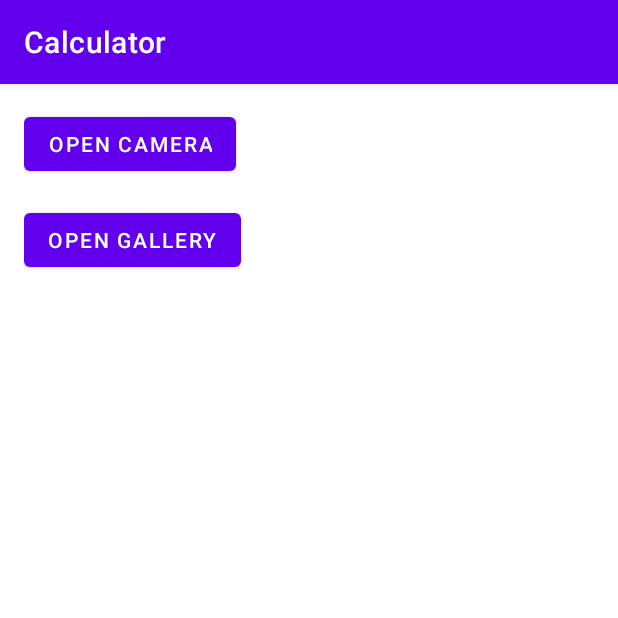
After one commit to wlsgk5535/capstone, an Android app: the GalleryActivity screen opened directly, with no data from a screen before it, on a phone screen of 412 x 824 dp, the top half of it. The commit adds this screen. Run offline under Robolectric (Android 15) with nearby library versions, the phone set to English and light mode, and no system bars; our stand-ins replace Firebase (no records; nobody signed in at launch, a user with empty details on screens opened directly).

Commit message:
gender&gallery activity

```diff
--- /dev/null
+++ b/app/src/main/java/com/example/calculator/GalleryActivity.java
@@ -0,0 +1,147 @@
+package com.example.calculator;
+
+import androidx.appcompat.app.AppCompatActivity;
+import android.widget.ImageView;
+import android.widget.Button;
+import android.provider.MediaStore;
+import android.content.Intent;
+import android.Manifest;
+import android.content.Intent;
+import android.content.pm.PackageManager;
+import android.graphics.Bitmap;
+import android.net.Uri;
+import android.os.Bundle;
+import android.provider.MediaStore;
+import android.widget.Button;
+import android.widget.ImageView;
+import androidx.activity.result.ActivityResultLauncher;
+import androidx.activity.result.contract.ActivityResultContracts;
+import androidx.annotation.NonNull;
+import androidx.appcompat.app.AppCompatActivity;
+import androidx.core.app.ActivityCompat;
+import androidx.core.content.ContextCompat;
+
+
+import android.os.Bundle;
+
+import com.google.firebase.Firebase;
+import com.google.firebase.storage.FirebaseStorage;
+import com.google.firebase.storage.StorageReference;
+import java.io.File;
+import java.io.IOException;
+// Firebase Storage 관련 import
+
+import com.google.firebase.storage.FileDownloadTask;
+import com.google.android.gms.tasks.OnSuccessListener;
+import com.google.android.gms.tasks.OnFailureListener;
+import android.util.Log;
+public class GalleryActivity extends AppCompatActivity {
+
+    private static final int PERMISSIONS_REQUEST_CODE = 1003;
+    private ImageView imageView;
+
+    // ActivityResultLauncher for Camera and Gallery
+    private ActivityResultLauncher<Intent> cameraLauncher;
+    private ActivityResultLauncher<Intent> galleryLauncher;
+
+    @Override
+    protected void onCreate(Bundle savedInstanceState) {
+        super.onCreate(savedInstanceState);
+        setContentView(R.layout.activity_gallery_acttivity);
+
+        // ImageView and Buttons
+        imageView = findViewById(R.id.imageView);
+        Button cameraButton = findViewById(R.id.button_camera);
+        Button galleryButton = findViewById(R.id.button_gallery);
+
+        // Initialize ActivityResultLaunchers
+        setupActivityResultLaunchers();
+
+        // Set up Camera button listener
+        cameraButton.setOnClickListener(v -> {
+            if (checkPermissions()) {
+                openCamera();
+            } else {
+                requestPermissions();
+            }
+        });
+
+        // Set up Gallery button listener
+        galleryButton.setOnClickListener(v -> {
+            if (checkPermissions()) {
+                openGallery();
+            } else {
+                requestPermissions();
+            }
+        });
+    }
+
+    // Initialize ActivityResultLaunchers
+    private void setupActivityResultLaunchers() {
+        cameraLauncher = registerForActivityResult(
+                new ActivityResultContracts.StartActivityForResult(),
+                result -> {
+                    if (result.getResultCode() == RESULT_OK && result.getData() != null) {
+                        Bundle extras = result.getData().getExtras();
+                        Bitmap imageBitmap = (Bitmap) extras.get("data");
+                        imageView.setImageBitmap(imageBitmap);  // Show captured image
+                    }
+                }
+        );
+
+        galleryLauncher = registerForActivityResult(
+                new ActivityResultContracts.StartActivityForResult(),
+                result -> {
+                    if (result.getResultCode() == RESULT_OK && result.getData() != null) {
+                        Uri selectedImage = result.getData().getData();
+                        imageView.setImageURI(selectedImage);  // Show selected image from gallery
+                    }
+                }
+        );
+    }
+
+    // Open Camera
+    private void openCamera() {
+        Intent cameraIntent = new Intent(MediaStore.ACTION_IMAGE_CAPTURE);
+        if (cameraIntent.resolveActivity(getPackageManager()) != null) {
+            cameraLauncher.launch(cameraIntent);
+        }
+    }
+
+    // Open Gallery
+    private void openGallery() {
+        Intent galleryIntent = new Intent(Intent.ACTION_PICK, MediaStore.Images.Media.EXTERNAL_CONTENT_URI);
+        galleryLauncher.launch(galleryIntent);
+    }
+
+    // Check Permissions
+    private boolean checkPermissions() {
+        return ContextCompat.checkSelfPermission(this, Manifest.permission.CAMERA) == PackageManager.PERMISSION_GRANTED &&
+                ContextCompat.checkSelfPermission(this, Manifest.permission.READ_EXTERNAL_STORAGE) == PackageManager.PERMISSION_GRANTED &&
+                ContextCompat.checkSelfPermission(this, Manifest.permission.WRITE_EXTERNAL_STORAGE) == PackageManager.PERMISSION_GRANTED;
+    }
+
+    // Request Permissions
+    private void requestPermissions() {
+        ActivityCompat.requestPermissions(this,
+                new String[]{Manifest.permission.CAMERA, Manifest.permission.READ_EXTERNAL_STORAGE, Manifest.permission.WRITE_EXTERNAL_STORAGE},
+                PERMISSIONS_REQUEST_CODE);
+    }
+
+    // Handle the permission request result
+    @Override
+    public void onRequestPermissionsResult(int requestCode, @NonNull String[] permissions, @NonNull int[] grantResults) {
+        super.onRequestPermissionsResult(requestCode, permissions, grantResults);
+        if (requestCode == PERMISSIONS_REQUEST_CODE) {
+            if (grantResults.length > 0 && grantResults[0] == PackageManager.PERMISSION_GRANTED) {
+                // Permission granted
+            } else {
+                // Permission denied, handle accordingly
+            }
+        }
+    }
+
+
+
+
+}
--- /dev/null
+++ b/app/src/main/res/layout/activity_gallery_acttivity.xml
@@ -0,0 +1,27 @@
+<?xml version="1.0" encoding="utf-8"?>
+<LinearLayout
+    xmlns:android="http://schemas.android.com/apk/res/android"
+    android:layout_width="match_parent"
+    android:layout_height="match_parent"
+    android:orientation="vertical"
+    android:padding="16dp">
+
+    <Button
+        android:id="@+id/button_camera"
+        android:layout_width="wrap_content"
+        android:layout_height="wrap_content"
+        android:text="Open Camera" />
+
+    <Button
+        android:id="@+id/button_gallery"
+        android:layout_width="wrap_content"
+        android:layout_height="wrap_content"
+        android:text="Open Gallery"
+        android:layout_marginTop="16dp" />
+
+    <ImageView
+        android:id="@+id/imageView"
+        android:layout_width="match_parent"
+        android:layout_height="400dp"
+        android:scaleType="centerCrop" />
+</LinearLayout>
--- a/build.gradle
+++ b/build.gradle
@@ -1,6 +1,7 @@
 buildscript {
     dependencies {
         classpath 'com.google.gms:google-services:4.4.2'
+
     }
 }// Top-level build file where you can add configuration options common to all sub-projects/modules.
 plugins {
```
Also changed, not shown: app/build.gradle (+6 -1 lines), app/src/main/AndroidManifest.xml (+27 -1 lines), app/src/main/java/com/example/calculator/GenderActivity.java (added, +35 -0 lines), app/src/main/java/com/example/calculator/MainActivity.java (+11 -8 lines), app/src/main/res/layout/activity_gender.xml (added, +17 -0 lines).
